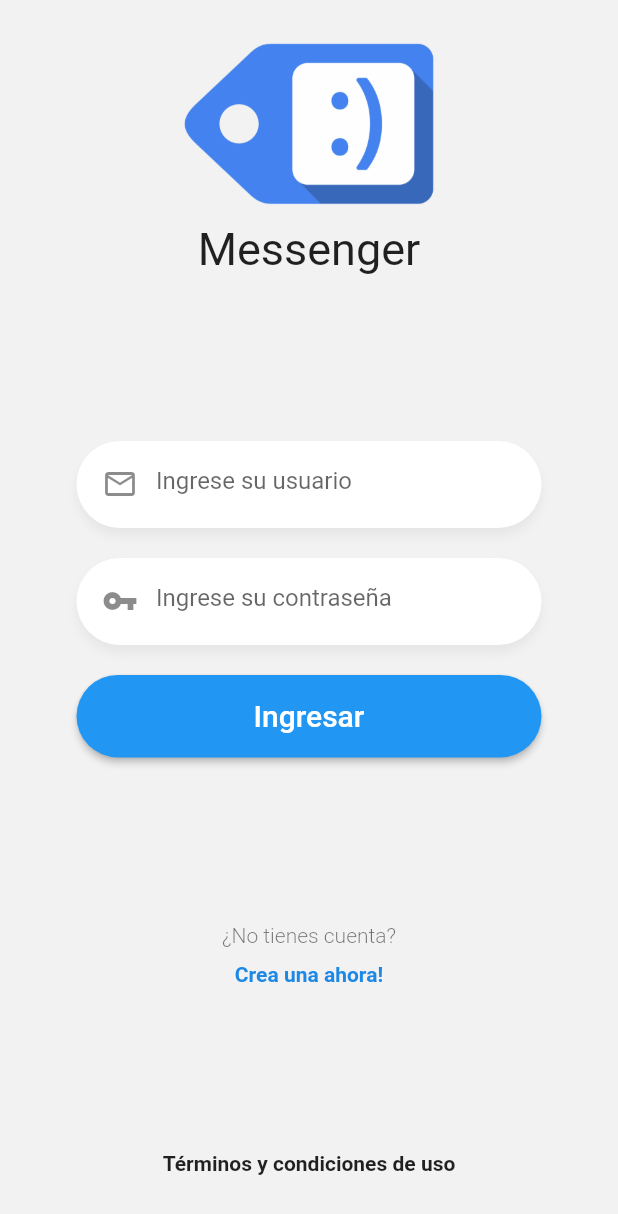
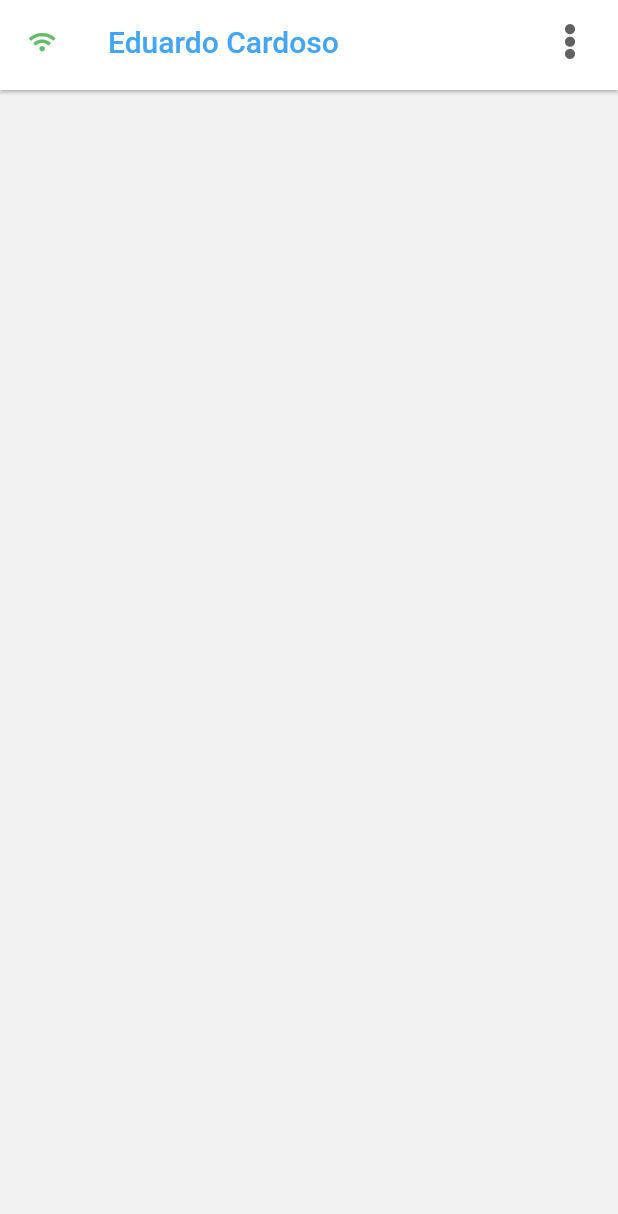
Before and after one commit to arvak-ecm/flutter_app_chat, a Flutter app: the screen it shows after launch, on a phone screen of 412 x 824 dp. Shown: the top 1214 px of the screen. Run offline on Flutter 3.47's test engine with Material 2 defaults, Android fonts, the phone set to English and light mode, and no system bars; our stand-ins replace font_awesome_flutter, pull_to_refresh.

Commit message:
10022121

```diff
--- a/lib/main.dart
+++ b/lib/main.dart
@@ -15,7 +15,7 @@ class MyApp extends StatelessWidget {
     return MaterialApp(
       debugShowCheckedModeBanner: false,
       title: 'App Chat',
-      initialRoute: 'login',
+      initialRoute: 'chat',
       routes: appRoutes,
     );
   }
--- a/lib/pages/chat_page.dart
+++ b/lib/pages/chat_page.dart
@@ -1,11 +1,13 @@
 import 'package:flutter/material.dart';
+import 'package:app_chat/widgets/ScaffoldApp.dart';
 
 class ChatPage extends StatelessWidget {
 
   @override
   Widget build(BuildContext context) {
-    return Container(
-      child: Text('ChatPage'),
+    return ScaffoldAppWidget(
+      appBar: true,
+      widget: null
     );
   }
 }
--- a/lib/pages/register_page.dart
+++ b/lib/pages/register_page.dart
@@ -11,7 +11,7 @@ class RegisterPage extends StatelessWidget {
   @override
   Widget build(BuildContext context) {
     return ScaffoldAppWidget(
-      chidren: [
+      listWidget: [
         LogoAppWidget(title: 'Registro'),
         RegisterForm(),
         NavAuth(
--- a/lib/routes/routes.dart
+++ b/lib/routes/routes.dart
@@ -5,13 +5,12 @@ import 'package:app_chat/pages/chat_page.dart';
 import 'package:app_chat/pages/loading_page.dart';
 import 'package:app_chat/pages/login_page.dart';
 import 'package:app_chat/pages/register_page.dart';
-import 'package:app_chat/pages/users_page.dart';
-
+import 'package:app_chat/pages/contacts_page.dart';
 
 final Map<String, Widget Function(BuildContext)> appRoutes = {
   'login': ( _ ) => LoginPage(),
   'register': ( _ ) => RegisterPage(),
-  'users': ( _ ) => UsersPage(),
+  'contacts': ( _ ) => ContactsPage(),
   'chat': ( _ ) => ChatPage(),
   'loading': ( _ ) => LoadingPage()
 };
--- /dev/null
+++ b/lib/widgets/AppBarCustom.dart
@@ -0,0 +1,60 @@
+import 'package:flutter/material.dart';
+import 'package:font_awesome_flutter/font_awesome_flutter.dart';
+
+
+class AppBarCustom extends StatelessWidget implements PreferredSizeWidget {
+
+  @override
+  AppBar build(BuildContext context) {
+    return AppBar(
+      elevation: 1,
+      title: Text(
+        'Eduardo Cardoso',
+        style: TextStyle(color: Colors.blue[400]),
+      ),
+      backgroundColor: Colors.white,
+      leading: Icon(FontAwesomeIcons.lightWifi, size: 14, color: Colors.green[400],),
+      actions: [
+        Container(margin: EdgeInsets.only(right: 20), child: _menu()
+            // Icon(FontAwesomeIcons.lightWifiSlash, color: Colors.red[400]),
+            // Icon(FontAwesomeIcons.lightWifi, color: Colors.blue[400])
+            )
+      ],
+    );
+  }
+
+  Widget _menu() {
+    // String dropdownValue = 'One';
+    return Container(
+      padding: EdgeInsets.only(top: 3.5),
+      child: DropdownButton<String>(
+        icon: Icon(FontAwesomeIcons.lightEllipsisV),
+        iconSize: 24,
+        elevation: 1,
+        style: TextStyle(color: Colors.deepPurple),
+        underline: Container(height: 0),
+        onChanged: (String newValue) {
+          print(newValue);
+          // dropdownValue = newValue;
+        },
+        items: <String>['Salir'].map<DropdownMenuItem<String>>((String value) {
+          return DropdownMenuItem<String>(
+            value: value,
+            child: Row(
+              children: [
+                Icon(FontAwesomeIcons.lightSignOut),
+                SizedBox(
+                  width: 10,
+                ),
+                Text(value)
+              ],
+            ),
+          );
+        }).toList(),
+      ),
+    );
+  }
+
+  @override
+  Size get preferredSize => new Size.fromHeight(60.0);
+}
--- a/lib/widgets/ScaffoldApp.dart
+++ b/lib/widgets/ScaffoldApp.dart
@@ -1,31 +1,33 @@
+import 'package:app_chat/widgets/AppBarCustom.dart';
+import 'package:flutter/material.dart';
 import 'package:app_chat/config/config.dart';
-import 'package:flutter/material.dart';
 
 class ScaffoldAppWidget extends StatelessWidget {
-  final List<Widget> chidren;
-  const ScaffoldAppWidget({
-    Key key,
-    this.chidren
-  }) : super(key: key);
+  final List<Widget> listWidget;
+  final Widget widget;
+  final bool appBar;
+  const ScaffoldAppWidget({Key key, this.listWidget = null, this.widget, this.appBar = false})
+      : super(key: key);
 
   @override
   Widget build(BuildContext context) {
     return Scaffold(
+      appBar: (this.appBar) ? AppBarCustom() : null,
       backgroundColor: ConfigApp.bgColorApp,
-        body: SingleChildScrollView(
+      body: ( listWidget != null ) ? SingleChildScrollView(
         padding: EdgeInsets.symmetric(horizontal: 1.0, vertical: 1.0),
         physics: BouncingScrollPhysics(),
         child: ConstrainedBox(
-            constraints: BoxConstraints(maxHeight: MediaQuery.of(context).size.height * 0.95),
+          constraints: BoxConstraints(
+              maxHeight: MediaQuery.of(context).size.height * 0.95),
           child: SafeArea(
             child: Column(
               mainAxisAlignment: MainAxisAlignment.spaceBetween,
-                //crossAxisAlignment: CrossAxisAlignment.stretch,
-                children: this.chidren,
+              children: this.listWidget,
             ),
           ),
         ),
-        ),
+      ) : this.widget,
     );
   }
 }
--- a/lib/widgets/custom_input.dart
+++ b/lib/widgets/custom_input.dart
@@ -23,7 +23,7 @@ class CustomInput extends StatelessWidget {
   Widget build(BuildContext context) {
     return Container(
       margin: EdgeInsets.only(bottom: this.marginBottom),
-      padding: EdgeInsets.only(top: 5, left: 5, bottom: 5, right: 20),
+      padding: EdgeInsets.only(top: 3, left: 15, bottom: 3, right: 20),
       decoration: BoxDecoration(
           color: Colors.white,
           borderRadius: BorderRadius.circular(30),
@@ -39,10 +39,14 @@ class CustomInput extends StatelessWidget {
         autocorrect: false,
         keyboardType: this.keyboardType,
         decoration: InputDecoration(
-            prefixIcon: Icon(this.icon),
-            focusedBorder: InputBorder.none,
-            border: InputBorder.none,
-            hintText: this.placeholder),
+          prefixIconConstraints: BoxConstraints(
+            minHeight: 32,
+            minWidth: 32,
+          ),
+          prefixIcon: Icon(this.icon,size: 22.0,),
+          focusedBorder: InputBorder.none,
+          border: InputBorder.none,
+          hintText: this.placeholder),
       ),
     );
   }
--- a/lib/widgets/form/login_form.dart
+++ b/lib/widgets/form/login_form.dart
@@ -1,4 +1,5 @@
 import 'package:flutter/material.dart';
+import 'package:font_awesome_flutter/font_awesome_flutter.dart';
 
 import '../custom_button.dart';
 import '../custom_input.dart';
@@ -21,12 +22,12 @@ class _LoginFormState extends State<LoginForm> {
       child: Column(
         children: [
           CustomInput(
-              icon: Icons.mail_outline,
+              icon: FontAwesomeIcons.lightUser,
               keyboardType: TextInputType.emailAddress,
               placeholder: 'Ingrese su usuario',
               textController: emailCtrl),
           CustomInput(
-            icon: Icons.vpn_key,
+            icon: FontAwesomeIcons.lightLockAlt,
             placeholder: 'Ingrese su contraseña',
             textController: passwordCtrl,
             isPassword: true,
```
Also changed, not shown: lib/models/contacts.dart (added, +15 -0 lines), lib/pages/contacts_page.dart (added, +68 -0 lines), lib/pages/login_page.dart (+1 -24 lines), lib/pages/users_page.dart (deleted, +0 -11 lines), lib/widgets/form/register_form.dart (+4 -3 lines), pubspec.yaml (+8 -0 lines), lib/widgets/NavAuth.dart (line endings or trailing spaces), pubspec.lock, 1 other file. Lines whose indentation alone changed are shown as unchanged.
